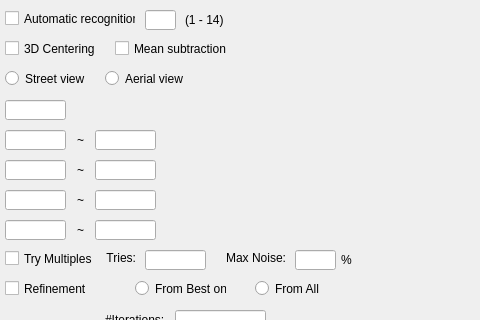
The window that BuildingMassEstimationCNN/ParameterEstimationDialog.ui (gnishida/BuildingMassEstimationCNN) describes before a commit, drawn with Qt 5; both pictures show x 105 to 585 and y 0 to 320 of the 585 by 412 pixel window.
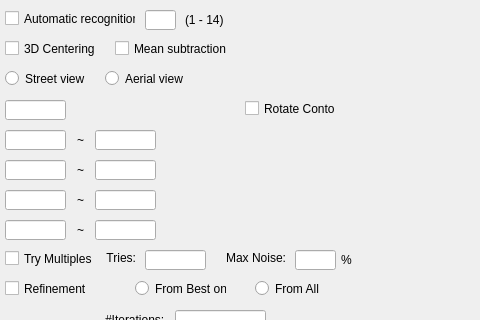
The same window after the commit.

Commit message: add rotateSilhouette checkbox

Diff of the .ui file:
```diff
--- a/BuildingMassEstimationCNN/ParameterEstimationDialog.ui
+++ b/BuildingMassEstimationCNN/ParameterEstimationDialog.ui
@@ -552,6 +552,19 @@
     <string>#Iterations:</string>
    </property>
   </widget>
+  <widget class="QCheckBox" name="checkBoxRotateContour">
+   <property name="geometry">
+    <rect>
+     <x>350</x>
+     <y>100</y>
+     <width>91</width>
+     <height>17</height>
+    </rect>
+   </property>
+   <property name="text">
+    <string>Rotate Contour</string>
+   </property>
+  </widget>
  </widget>
  <layoutdefault spacing="6" margin="11"/>
  <tabstops>
```
The commit also changes 4 other files.
